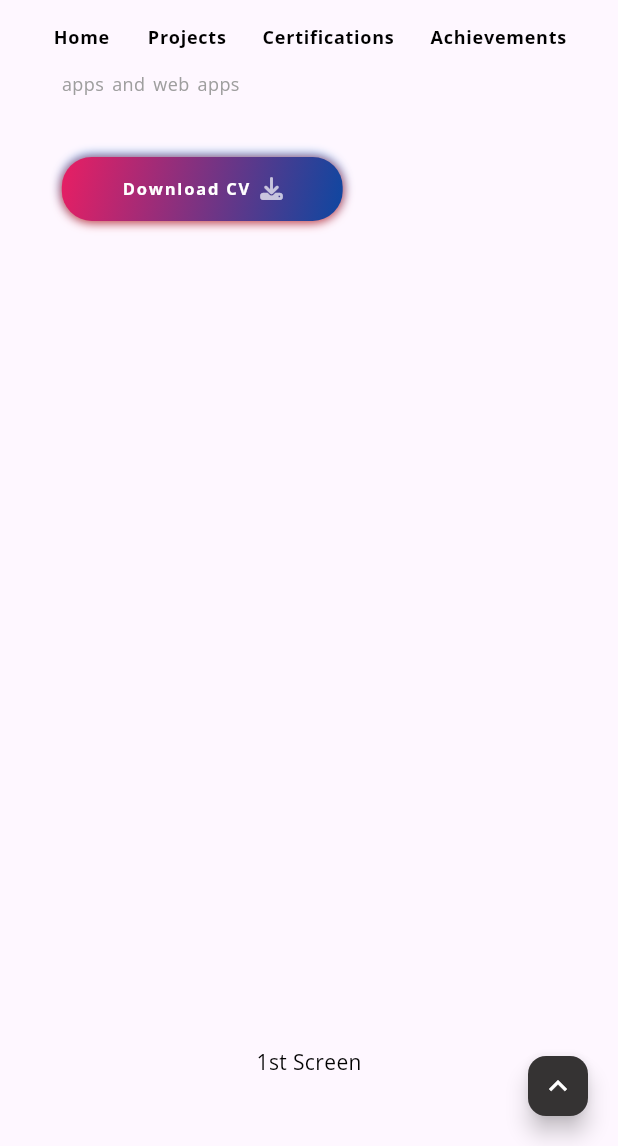
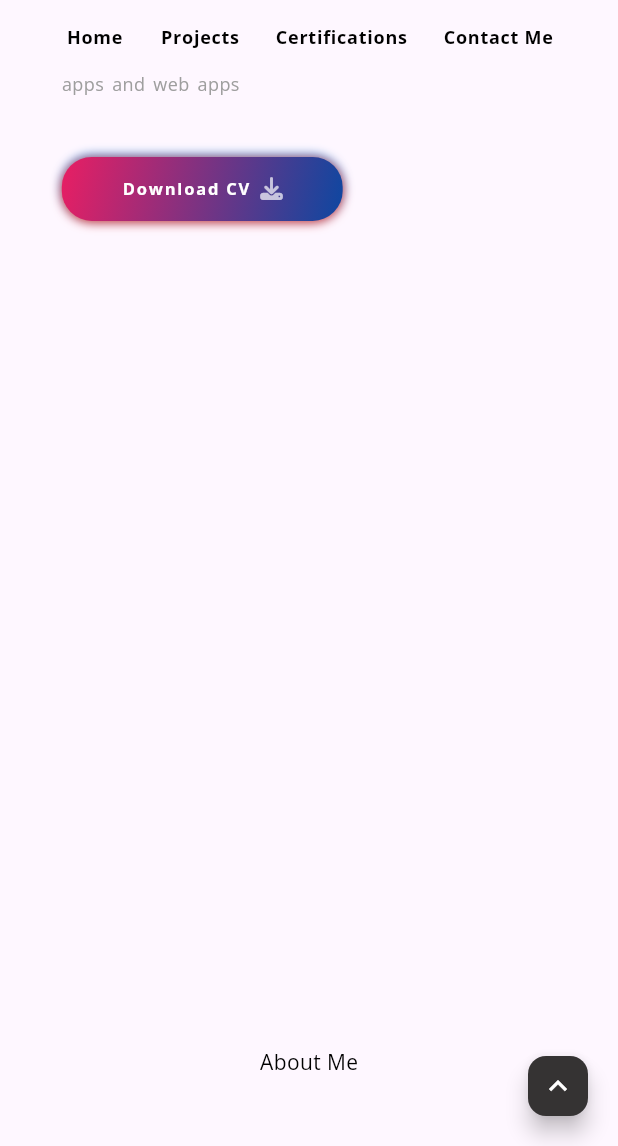
Before and after one commit to Qamarzaman555/qamar_zk_portfolio, a Flutter app: the screen it shows after launch, scrolled down 576 dp, on a phone screen of 412 x 824 dp, the part 90-1236 px from its top. Run offline on Flutter 3.47's test engine with Material 3 defaults, Android fonts, the phone set to English and light mode, and no system bars; our stand-ins replace flutter_svg, font_awesome_flutter, get, google_fonts, photo_view.

Commit message:
add: screens are added

```diff
--- a/lib/view model/controller.dart
+++ b/lib/view model/controller.dart
@@ -42,29 +42,27 @@ class CustomPageController extends GetxController {
 
   List<Widget> screens = [
     const Introduction(),
-
     SizedBox(
       height: MediaQuery.sizeOf(Get.context!).height,
       width: double.infinity,
       child: const Center(
         child: Text(
-          '1st Screen',
+          'About Me',
           style: TextStyle(color: Colors.black),
         ),
       ),
     ),
+    ProjectsView(),
+    Certifications(),
     SizedBox(
       height: MediaQuery.sizeOf(Get.context!).height,
       width: double.infinity,
       child: const Center(
         child: Text(
-          '3st Screen',
+          'Contact Me',
           style: TextStyle(color: Colors.black),
         ),
       ),
     ),
-
-    // ProjectsView(),
-    // Certifications(),
   ];
 }
--- a/lib/view/certifications/certifications.dart
+++ b/lib/view/certifications/certifications.dart
@@ -11,8 +11,10 @@ class Certifications extends StatelessWidget {
   Certifications({super.key});
   @override
   Widget build(BuildContext context) {
-    return Scaffold(
-      body: Column(
+    return SizedBox(
+      height: MediaQuery.sizeOf(context).height,
+      width: double.infinity,
+      child: Column(
         crossAxisAlignment: CrossAxisAlignment.start,
         children: [
           if (Responsive.isLargeMobile(context))
--- a/lib/view/main/components/navigation_button_list.dart
+++ b/lib/view/main/components/navigation_button_list.dart
@@ -21,14 +21,18 @@ class NavigationButtonList extends StatelessWidget {
               NavigationTextButton(
                   onTap: () => controller.selectTab(0, context), text: 'Home'),
               if (!Responsive.isLargeMobile(context))
-                NavigationTextButton(onTap: () {}, text: 'About Me'),
+                NavigationTextButton(
+                    onTap: () => controller.selectTab(1, context),
+                    text: 'About Me'),
               NavigationTextButton(
-                  onTap: () => controller.selectTab(1, context),
+                  onTap: () => controller.selectTab(2, context),
                   text: 'Projects'),
               NavigationTextButton(
-                  onTap: () => controller.selectTab(2, context),
+                  onTap: () => controller.selectTab(3, context),
                   text: 'Certifications'),
-              NavigationTextButton(onTap: () {}, text: 'Achievements'),
+              NavigationTextButton(
+                  onTap: () => controller.selectTab(4, context),
+                  text: 'Contact Me'),
             ],
           ),
         );
--- a/lib/view/projects/project_view.dart
+++ b/lib/view/projects/project_view.dart
@@ -11,8 +11,10 @@ class ProjectsView extends StatelessWidget {
   final controller = Get.put(ProjectController());
   @override
   Widget build(BuildContext context) {
-    return Scaffold(
-      body: Column(
+    return SizedBox(
+      height: MediaQuery.sizeOf(context).height,
+      width: double.infinity,
+      child: Column(
         crossAxisAlignment: CrossAxisAlignment.start,
         children: [
           if (Responsive.isLargeMobile(context))
```
